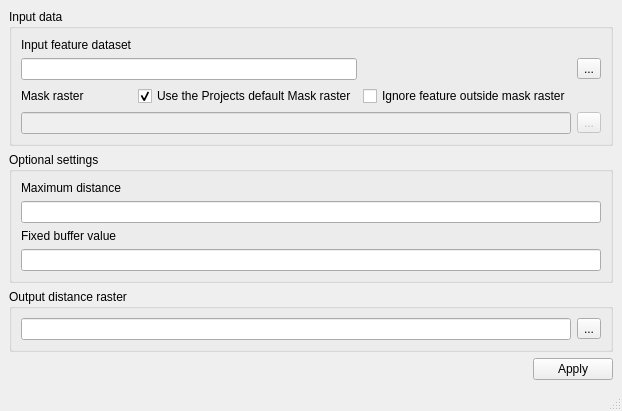
Old version of the form core/uis/Geoprocessing_ui/EuclideanDistance.ui in the repository BGR-EGHA/LSAT.
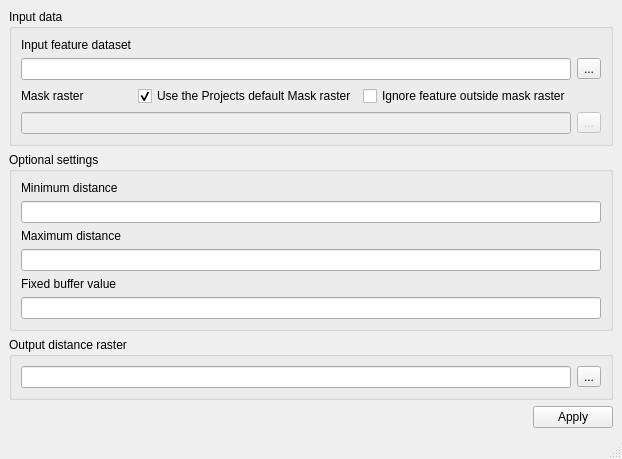
New version of the form.

Commit message:
Euclidean Distance - Minimum Value
Added an option to set a minimum distance value to which all values below are set to, while ignoring no Data values.

Diff of the .ui file:
```diff
--- a/core/uis/Geoprocessing_ui/EuclideanDistance.ui
+++ b/core/uis/Geoprocessing_ui/EuclideanDistance.ui
@@ -6,8 +6,8 @@
    <rect>
     <x>0</x>
     <y>0</y>
-    <width>540</width>
-    <height>400</height>
+    <width>580</width>
+    <height>450</height>
    </rect>
   </property>
   <property name="windowTitle">
@@ -95,9 +95,6 @@
              </property>
             </widget>
            </item>
-           <item row="1" column="0" colspan="2">
-            <widget class="QLineEdit" name="inputFeatureLineEdit"/>
-           </item>
            <item row="0" column="0">
             <widget class="QLabel" name="inputFeatureDatasetLabel">
              <property name="text">
@@ -119,6 +116,9 @@
              </property>
             </widget>
            </item>
+           <item row="1" column="0" colspan="3">
+            <widget class="QLineEdit" name="inputFeatureLineEdit"/>
+           </item>
           </layout>
          </item>
         </layout>
@@ -139,7 +139,7 @@
         <layout class="QVBoxLayout" name="verticalLayout_2">
          <item>
           <layout class="QGridLayout" name="optionalSettingsGroupBoxGridLayout">
-           <item row="2" column="0">
+           <item row="4" column="0">
             <widget class="QLabel" name="fixedBufferValueLabel">
              <property name="text">
               <string>Fixed buffer value</string>
@@ -147,26 +147,40 @@
             </widget>
            </item>
            <item row="0" column="0">
+            <widget class="QLabel" name="minimumDistanceLabel">
+             <property name="text">
+              <string>Minimum distance</string>
+             </property>
+            </widget>
+           </item>
+           <item row="2" column="0">
             <widget class="QLabel" name="maximumDistanceLabel">
              <property name="text">
               <string>Maximum distance</string>
              </property>
             </widget>
            </item>
-           <item row="1" column="0">
+           <item row="3" column="0">
             <widget class="QLineEdit" name="maximumDistanceLineEdit">
              <property name="toolTip">
               <string>The maximum distance to be generated. The nodata value will be used for pixels beyond this distance. </string>
              </property>
             </widget>
            </item>
-           <item row="3" column="0">
+           <item row="5" column="0">
             <widget class="QLineEdit" name="fixedBufferValueLineEdit">
              <property name="toolTip">
               <string>Specify a value to be applied to all pixels that are within the -maxdist of target pixels (including the target pixels) instead of a distance value</string>
              </property>
             </widget>
            </item>
+           <item row="1" column="0">
+            <widget class="QLineEdit" name="minimumDistanceLineEdit">
+             <property name="text">
+              <string/>
+             </property>
+            </widget>
+           </item>
           </layout>
          </item>
         </layout>
@@ -181,8 +195,8 @@
     <rect>
      <x>0</x>
      <y>0</y>
-     <width>540</width>
-     <height>18</height>
+     <width>580</width>
+     <height>21</height>
     </rect>
    </property>
   </widget>
```
The commit also changes 2 other files.
